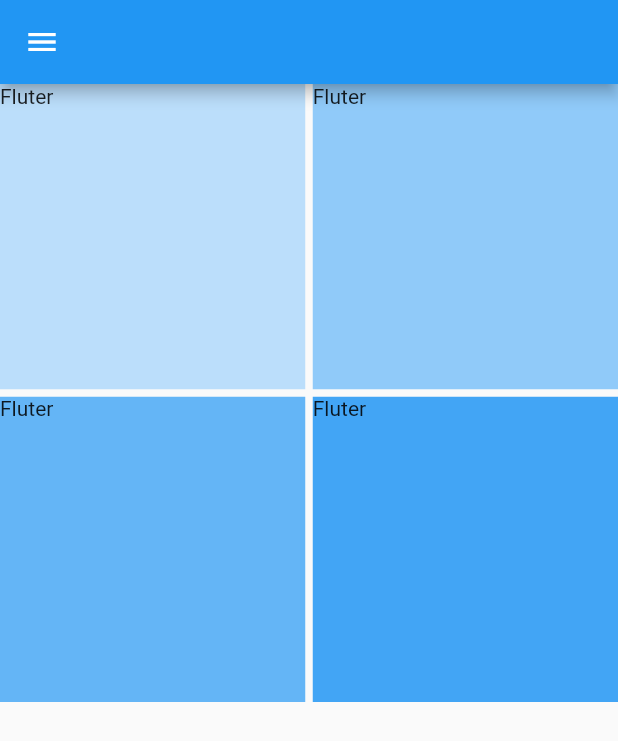
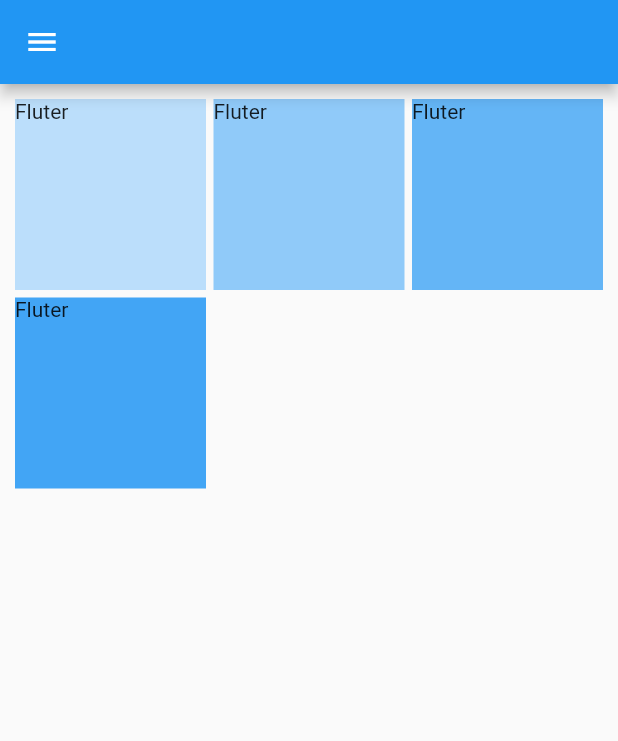
Before and after one commit to wejden7/Flutter_Tutorial, a Flutter app: the screen it shows after launch, on a phone screen of 412 x 824 dp. Shown: the top 741 px of the screen. Run offline on Flutter 3.47's test engine with Material 2 defaults, Android fonts, the phone set to English and light mode, and no system bars.

Commit message:
GridView.count

```diff
--- a/lib/NewPage/test.dart
+++ b/lib/NewPage/test.dart
@@ -20,12 +20,11 @@ class _TestState extends State<Test> {
   ];
   @override
   Widget build(BuildContext context) {
-    return GridView(
-      gridDelegate: SliverGridDelegateWithFixedCrossAxisCount(
-        crossAxisCount: 2,
-        mainAxisSpacing: 5,
-        crossAxisSpacing: 5,
-      ),
+    return GridView.count(
+      crossAxisCount: 3,
+      crossAxisSpacing: 5,
+      mainAxisSpacing: 5,
+      padding: EdgeInsets.all(10),
       children: [
         Container(
           child: Text("Fluter"),
```
